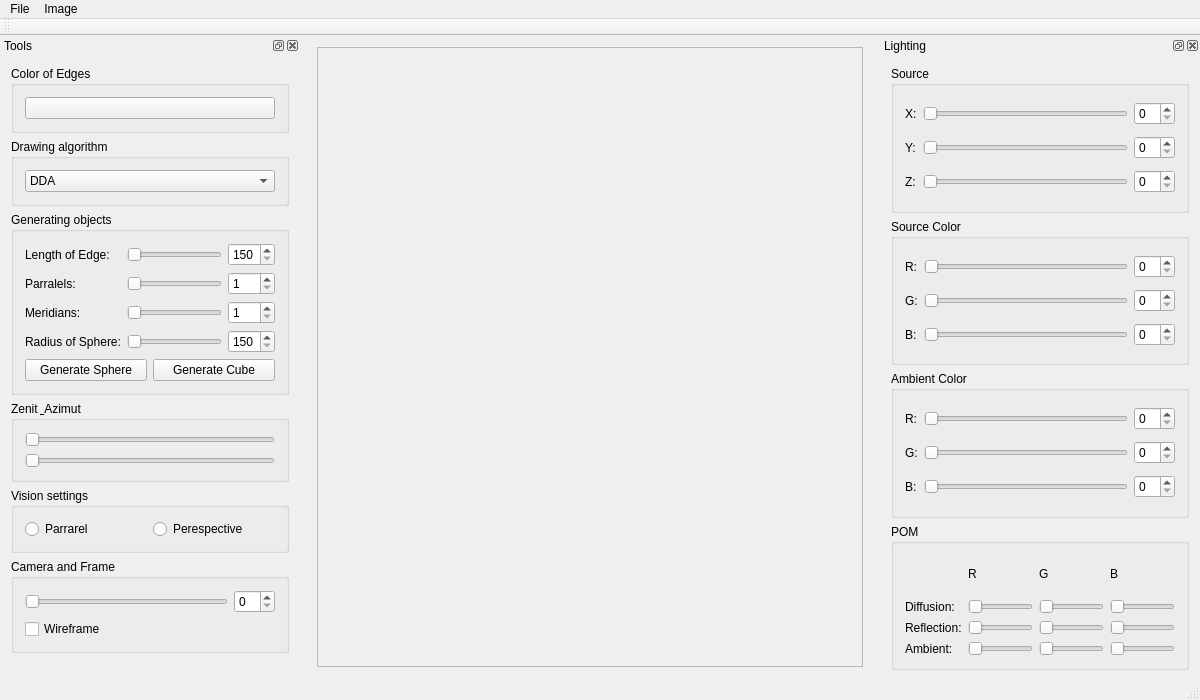
The window that src/ImageViewer.ui (Holikma/Computer_Graphics_3D) describes before a commit, drawn with Qt 5.
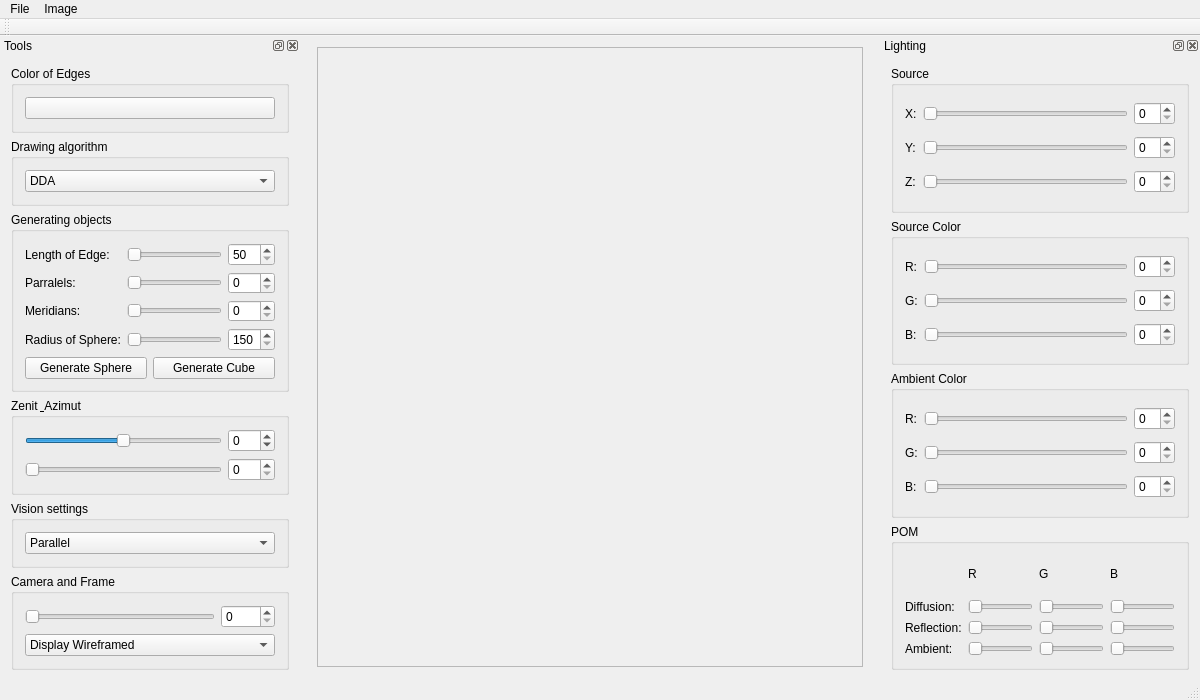
The same window after the commit.

```diff
--- a/src/ImageViewer.ui
+++ b/src/ImageViewer.ui
@@ -171,7 +171,7 @@
         <item row="3" column="1">
          <widget class="QSlider" name="Slider_Meridians">
           <property name="minimum">
-           <number>1</number>
+           <number>0</number>
           </property>
           <property name="maximum">
            <number>25</number>
@@ -180,7 +180,7 @@
            <number>1</number>
           </property>
           <property name="value">
-           <number>1</number>
+           <number>0</number>
           </property>
           <property name="orientation">
            <enum>Qt::Horizontal</enum>
@@ -193,7 +193,7 @@
         <item row="0" column="2">
          <widget class="QSpinBox" name="SpinBox_Length">
           <property name="minimum">
-           <number>150</number>
+           <number>50</number>
           </property>
           <property name="maximum">
            <number>300</number>
@@ -202,7 +202,7 @@
            <number>10</number>
           </property>
           <property name="value">
-           <number>150</number>
+           <number>50</number>
           </property>
          </widget>
         </item>
@@ -251,11 +251,14 @@
         <item row="3" column="2">
          <widget class="QSpinBox" name="SpinBox_Meridians">
           <property name="minimum">
-           <number>1</number>
+           <number>0</number>
           </property>
           <property name="maximum">
            <number>25</number>
           </property>
+          <property name="value">
+           <number>0</number>
+          </property>
          </widget>
         </item>
         <item row="4" column="2">
@@ -277,11 +280,14 @@
         <item row="1" column="2">
          <widget class="QSpinBox" name="SpinBox_Parallels">
           <property name="minimum">
-           <number>1</number>
+           <number>0</number>
           </property>
           <property name="maximum">
            <number>25</number>
           </property>
+          <property name="value">
+           <number>0</number>
+          </property>
          </widget>
         </item>
         <item row="4" column="1">
@@ -344,7 +350,7 @@
            <string/>
           </property>
           <property name="minimum">
-           <number>1</number>
+           <number>0</number>
           </property>
           <property name="maximum">
            <number>25</number>
@@ -356,7 +362,7 @@
            <number>1</number>
           </property>
           <property name="value">
-           <number>1</number>
+           <number>0</number>
           </property>
           <property name="orientation">
            <enum>Qt::Horizontal</enum>
@@ -374,21 +380,47 @@
        <property name="title">
         <string>Zenit &amp; Azimut</string>
        </property>
-       <layout class="QVBoxLayout" name="verticalLayout_3">
-        <item>
-         <widget class="QSlider" name="horizontalSlider_5">
+       <layout class="QGridLayout" name="gridLayout_5">
+        <item row="1" column="0">
+         <widget class="QSlider" name="Slider_Zenit">
+          <property name="minimum">
+           <number>-90</number>
+          </property>
+          <property name="maximum">
+           <number>90</number>
+          </property>
           <property name="orientation">
            <enum>Qt::Horizontal</enum>
           </property>
          </widget>
         </item>
-        <item>
-         <widget class="QSlider" name="horizontalSlider_6">
+        <item row="2" column="0">
+         <widget class="QSlider" name="Slider_Azimut">
+          <property name="maximum">
+           <number>360</number>
+          </property>
           <property name="orientation">
            <enum>Qt::Horizontal</enum>
           </property>
          </widget>
         </item>
+        <item row="1" column="1">
+         <widget class="QSpinBox" name="SpinBox_Zenit">
+          <property name="minimum">
+           <number>-90</number>
+          </property>
+          <property name="maximum">
+           <number>90</number>
+          </property>
+         </widget>
+        </item>
+        <item row="2" column="1">
+         <widget class="QSpinBox" name="SpinBox_Azimut">
+          <property name="maximum">
+           <number>360</number>
+          </property>
+         </widget>
+        </item>
        </layout>
       </widget>
      </item>
@@ -398,18 +430,18 @@
         <string>Vision settings</string>
        </property>
        <layout class="QGridLayout" name="gridLayout_4">
-        <item row="1" column="1">
-         <widget class="QRadioButton" name="radioButton_2">
-          <property name="text">
-           <string>Perespective</string>
-          </property>
-         </widget>
-        </item>
-        <item row="1" column="0">
-         <widget class="QRadioButton" name="radioButton">
-          <property name="text">
-           <string>Parrarel</string>
-          </property>
+        <item row="0" column="0" colspan="2">
+         <widget class="QComboBox" name="comboBoxVision">
+          <item>
+           <property name="text">
+            <string>Parallel</string>
+           </property>
+          </item>
+          <item>
+           <property name="text">
+            <string>Perspective</string>
+           </property>
+          </item>
          </widget>
         </item>
        </layout>
@@ -422,20 +454,34 @@
        </property>
        <layout class="QGridLayout" name="gridLayout_3">
         <item row="0" column="0">
-         <widget class="QSlider" name="horizontalSlider_7">
+         <widget class="QSlider" name="Slider_Distance">
+          <property name="maximum">
+           <number>1000</number>
+          </property>
           <property name="orientation">
            <enum>Qt::Horizontal</enum>
           </property>
          </widget>
         </item>
         <item row="0" column="1">
-         <widget class="QSpinBox" name="spinBox"/>
+         <widget class="QSpinBox" name="SpinBox_Distance">
+          <property name="maximum">
+           <number>1000</number>
+          </property>
+         </widget>
         </item>
         <item row="1" column="0" colspan="2">
-         <widget class="QCheckBox" name="checkBox">
-          <property name="text">
-           <string>Wireframe</string>
-          </property>
+         <widget class="QComboBox" name="comboBoxFrame">
+          <item>
+           <property name="text">
+            <string>Display Wireframed</string>
+           </property>
+          </item>
+          <item>
+           <property name="text">
+            <string>Display Colored</string>
+           </property>
+          </item>
          </widget>
         </item>
        </layout>
```
Left out of the diff: 2 changed lines with no effect on the pictures.
